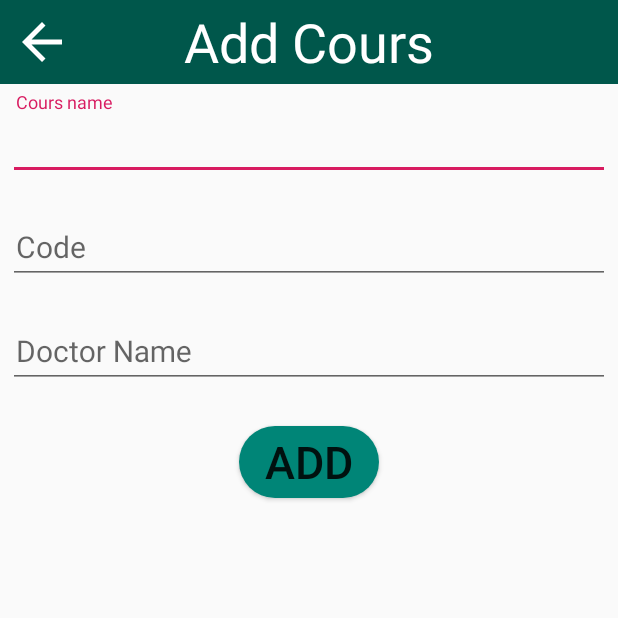
After one commit to elmorshdi/attendanceSystem, an Android app: the addsubjectActivity screen opened directly, with no data from a screen before it, on a phone screen of 412 x 824 dp, the top half of it. The commit adds this screen. Run offline under Robolectric (Android 15) with nearby library versions, the phone set to English and light mode, and no system bars; our stand-ins replace Firebase (no records; nobody signed in at launch, a user with empty details on screens opened directly).

Commit message:
commit recordttend&addsub actvity

```diff
--- a/app/build.gradle
+++ b/app/build.gradle
@@ -28,6 +28,8 @@ dependencies {
     implementation 'com.google.firebase:firebase-analytics:17.2.2'
     implementation 'com.google.firebase:firebase-auth:19.2.0'
     implementation 'com.google.firebase:firebase-firestore:21.4.0'
+    implementation 'com.google.firebase:firebase-database:19.2.1'
+
     implementation 'androidx.legacy:legacy-support-v4:1.0.0'
     testImplementation 'junit:junit:4.13'
 
--- a/app/src/main/AndroidManifest.xml
+++ b/app/src/main/AndroidManifest.xml
@@ -9,7 +9,9 @@
         android:roundIcon="@mipmap/ic_launcher_round"
         android:supportsRtl="true"
         android:theme="@style/AppTheme">
-        <activity android:name=".HomeActivity"></activity>
+        <activity android:name=".addsubjectActivity"></activity>
+        <activity android:name=".recordattendActivity" />
+        <activity android:name=".HomeActivity" />
         <activity android:name=".MainActivity" />
         <activity android:name=".splashActivity">
             <intent-filter>
--- /dev/null
+++ b/app/src/main/java/com/attendance/system/addsubjectActivity.java
@@ -0,0 +1,45 @@
+package com.attendance.system;
+
+import androidx.appcompat.app.AppCompatActivity;
+
+import android.content.Intent;
+import android.os.Bundle;
+import android.view.View;
+import android.widget.EditText;
+import android.widget.Toast;
+
+import com.google.firebase.database.DatabaseReference;
+import com.google.firebase.database.FirebaseDatabase;
+
+public class addsubjectActivity extends AppCompatActivity {
+    EditText ed_name,ed_code,ed_drname;
+    String name,code,drname;
+    private DatabaseReference mDatabase;
+
+    @Override
+    protected void onCreate(Bundle savedInstanceState) {
+        super.onCreate(savedInstanceState);
+        setContentView(R.layout.activity_addsubject);
+        ed_name=findViewById(R.id.ed_name);
+        ed_drname=findViewById(R.id.ed_drname);
+        ed_code=findViewById(R.id.ed_code);
+        mDatabase = FirebaseDatabase.getInstance().getReference();
+
+    }
+
+    public void go_home(View view) {
+        Intent intent =new Intent(addsubjectActivity.this,HomeActivity.class);
+        startActivity(intent);
+    }
+
+    public void add_cours(View view)
+    {
+        name=ed_name.getText().toString();
+        code=ed_code.getText().toString();
+        drname= ed_drname.getText().toString();
+        subject subject=new subject(name,code,drname,"0");
+        mDatabase.child("subject").child(subject.getCode()).setValue(subject);
+        Toast.makeText(this, "added", Toast.LENGTH_SHORT).show();
+
+    }
+}
--- /dev/null
+++ b/app/src/main/res/drawable/ic_input_black_24dp.xml
@@ -0,0 +1,5 @@
+<vector android:height="24dp" android:tint="#3398DC"
+    android:viewportHeight="24.0" android:viewportWidth="24.0"
+    android:width="24dp" xmlns:android="http://schemas.android.com/apk/res/android">
+    <path android:fillColor="#FF000000" android:pathData="M21,3.01H3c-1.1,0 -2,0.9 -2,2V9h2V4.99h18v14.03H3V15H1v4.01c0,1.1 0.9,1.98 2,1.98h18c1.1,0 2,-0.88 2,-1.98v-14c0,-1.11 -0.9,-2 -2,-2zM11,16l4,-4 -4,-4v3H1v2h10v3z"/>
+</vector>
--- /dev/null
+++ b/app/src/main/res/layout/activity_addsubject.xml
@@ -0,0 +1,108 @@
+<?xml version="1.0" encoding="utf-8"?>
+<LinearLayout xmlns:android="http://schemas.android.com/apk/res/android"
+    xmlns:app="http://schemas.android.com/apk/res-auto"
+    xmlns:tools="http://schemas.android.com/tools"
+    android:layout_width="match_parent"
+    android:layout_height="match_parent"
+    android:orientation="vertical"
+    tools:context=".addsubjectActivity">
+
+    <RelativeLayout
+        android:id="@+id/toolbar"
+        android:layout_width="match_parent"
+        android:layout_height="wrap_content"
+        android:background="@color/colorPrimaryDark">
+
+        <TextView
+            android:layout_width="wrap_content"
+            android:layout_height="wrap_content"
+            android:layout_centerInParent="true"
+            android:text="Add Cours"
+            android:textColor="#ffffff"
+            android:textSize="36sp" />
+
+        <ImageView
+            android:id="@+id/back_aroww"
+            android:layout_width="40dp"
+            android:layout_height="40dp"
+            android:layout_centerVertical="true"
+            android:layout_margin="8dp"
+            android:onClick="go_home"
+            android:src="@drawable/abc_vector_test"
+            android:tint="#ffffff" />
+    </RelativeLayout>
+
+
+    <com.google.android.material.textfield.TextInputLayout
+        android:id="@+id/ed_name_text_input_layout"
+        android:layout_width="match_parent"
+        android:layout_margin="5dp"
+        android:layout_height="wrap_content">
+
+        <EditText
+            android:layout_centerHorizontal="true"
+            android:layout_centerVertical="true"
+            android:hint="Cours name"
+            android:paddingStart="5dp"
+            android:paddingEnd="5dp"
+            android:inputType="text"
+            android:id="@+id/ed_name"
+            android:layout_width="match_parent"
+            android:layout_height="wrap_content"
+            android:textSize="20sp" />
+    </com.google.android.material.textfield.TextInputLayout>
+
+
+
+    <com.google.android.material.textfield.TextInputLayout
+        android:id="@+id/ed_code_text_input_layout"
+        android:layout_width="match_parent"
+        android:layout_margin="5dp"
+        android:layout_height="wrap_content">
+
+        <EditText
+            android:layout_centerHorizontal="true"
+            android:layout_centerVertical="true"
+            android:hint="Code"
+            android:paddingStart="5dp"
+            android:paddingEnd="5dp"
+            android:id="@+id/ed_code"
+            android:layout_width="match_parent"
+            android:layout_height="wrap_content"
+            android:inputType="text"
+            android:textSize="20sp"/>
+    </com.google.android.material.textfield.TextInputLayout>
+
+    <com.google.android.material.textfield.TextInputLayout
+        android:id="@+id/drname_text_input_layout"
+        android:layout_width="match_parent"
+        android:layout_margin="5dp"
+        android:layout_height="wrap_content">
+
+        <EditText
+            android:layout_centerHorizontal="true"
+            android:layout_centerVertical="true"
+            android:hint="Doctor Name"
+            android:paddingStart="5dp"
+            android:paddingEnd="5dp"
+            android:id="@+id/ed_drname"
+            android:layout_width="match_parent"
+            android:layout_height="wrap_content"
+            android:inputType="text"
+            android:textSize="20sp" />
+    </com.google.android.material.textfield.TextInputLayout>
+
+    <Button
+        android:layout_width="wrap_content"
+        android:layout_height="wrap_content"
+android:layout_gravity="center_horizontal"
+        android:layout_margin="20dp"
+        android:background="@drawable/bu2"
+        android:onClick="add_cours"
+        android:paddingLeft="10dp"
+        android:paddingRight="10dp"
+        android:text=" Add "
+        android:textSize="30sp" />
+
+
+</LinearLayout>
```
Also changed, not shown: app/src/main/java/com/attendance/system/HomeActivity.java (+19 -0 lines), app/src/main/java/com/attendance/system/recordattendActivity.java (added, +114 -0 lines), app/src/main/res/layout/activity_home.xml (+22 -19 lines), app/src/main/res/layout/activity_recordattend.xml (added, +145 -0 lines), app/src/main/res/layout/item.xml (added, +12 -0 lines), 1 other file.
